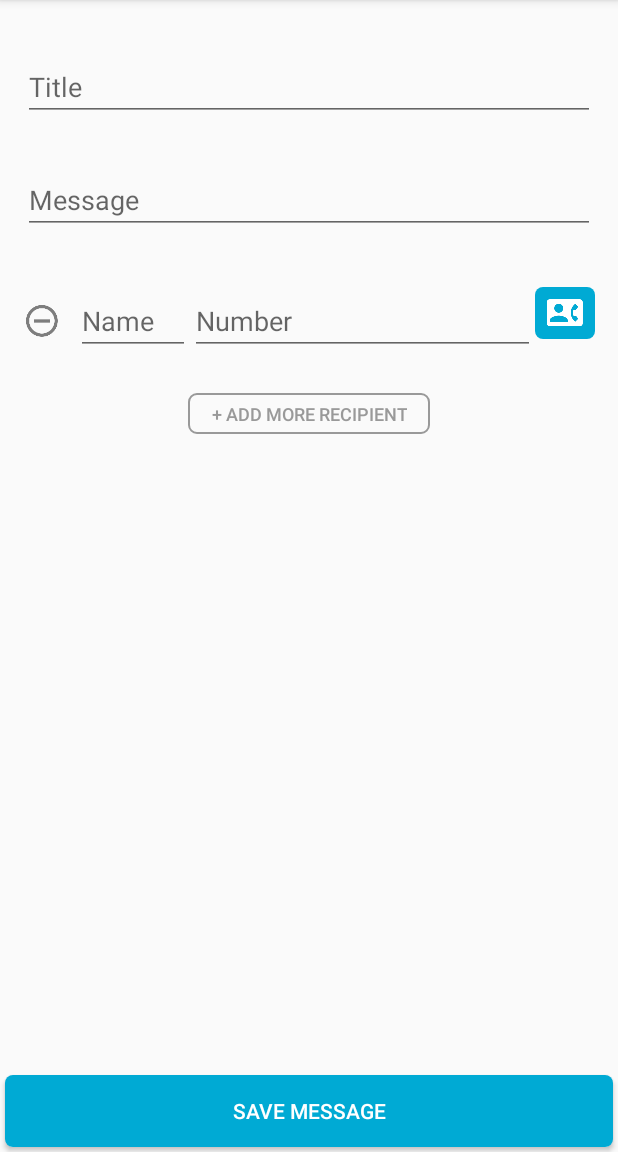
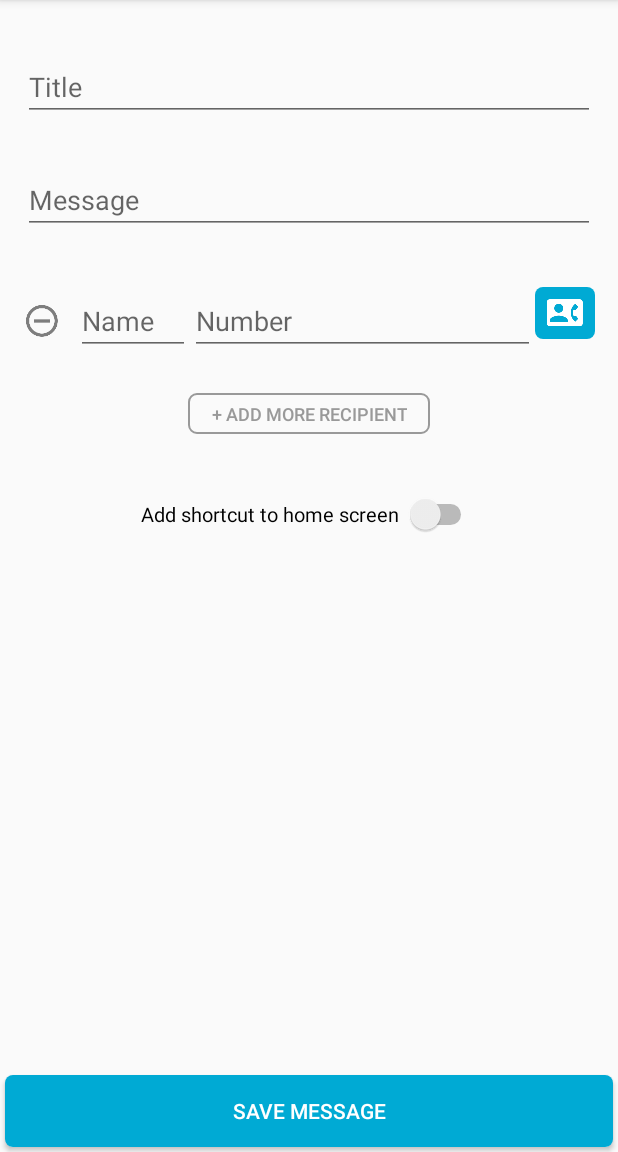
Before and after one commit to ekaputra07/quick-sms, an Android app: the screen it shows after launch (MainActivity), after a tap on "New", on a phone screen of 412 x 824 dp, the part 84-1236 px from its top. Run offline under Robolectric (Android 15) with nearby library versions, the phone set to English and light mode, and no system bars.

Commit message:
Added ability to copy a message and enabled shortcut.

```diff
--- a/app/src/main/AndroidManifest.xml
+++ b/app/src/main/AndroidManifest.xml
@@ -3,8 +3,8 @@
     package="com.balicodes.quicksms">
 
     <uses-permission android:name="android.permission.SEND_SMS" />
-    <!--<uses-permission android:name="com.android.launcher.permission.INSTALL_SHORTCUT"/>-->
-    <!--<uses-permission android:name="com.android.launcher.permission.UNINSTALL_SHORTCUT"/>-->
+    <uses-permission android:name="com.android.launcher.permission.INSTALL_SHORTCUT"/>
+    <uses-permission android:name="com.android.launcher.permission.UNINSTALL_SHORTCUT"/>
     <uses-permission android:name="android.permission.READ_PHONE_STATE" />
     <uses-permission android:name="android.permission.WRITE_EXTERNAL_STORAGE" />
     <uses-permission android:name="android.permission.READ_EXTERNAL_STORAGE" />
--- a/app/src/main/java/com/balicodes/quicksms/ShortcutHandlerActivity.kt
+++ b/app/src/main/java/com/balicodes/quicksms/ShortcutHandlerActivity.kt
@@ -20,10 +20,9 @@ package com.balicodes.quicksms
 import android.app.Activity
 import android.app.AlertDialog
 import android.content.ContentUris
-import android.content.DialogInterface
 import android.content.Intent
-import android.net.Uri
 import android.os.Bundle
+import android.util.Log
 
 class ShortcutHandlerActivity : Activity() {
     private val currentSendingCount = 0
@@ -32,9 +31,10 @@ class ShortcutHandlerActivity : Activity() {
     override fun onCreate(savedInstanceState: Bundle?) {
         super.onCreate(savedInstanceState)
 
-        val intent = intent
         val uri = intent.data
         val smsID = ContentUris.parseId(uri)
+
+        Log.d(this.localClassName.toString(), smsID.toString())
 
         if (smsID != 0L) {
             val dbHelper = DBHelper(this)
--- a/app/src/main/res/layout/sms_form_fragment.xml
+++ b/app/src/main/res/layout/sms_form_fragment.xml
@@ -70,7 +70,7 @@
                     android:layout_marginTop="20dp"
                     android:textSize="13dp"
                     android:layout_marginBottom="20dp"
-                    android:visibility="gone"/>
+                    android:visibility="visible"/>
 
             </LinearLayout>
 
```
